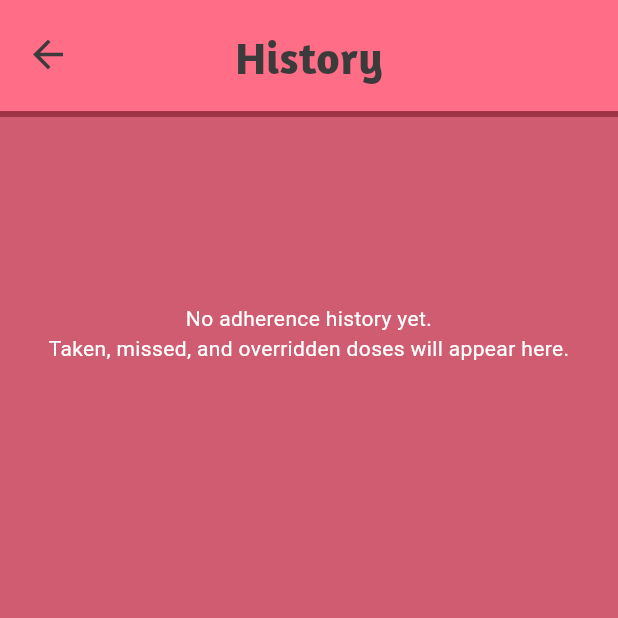
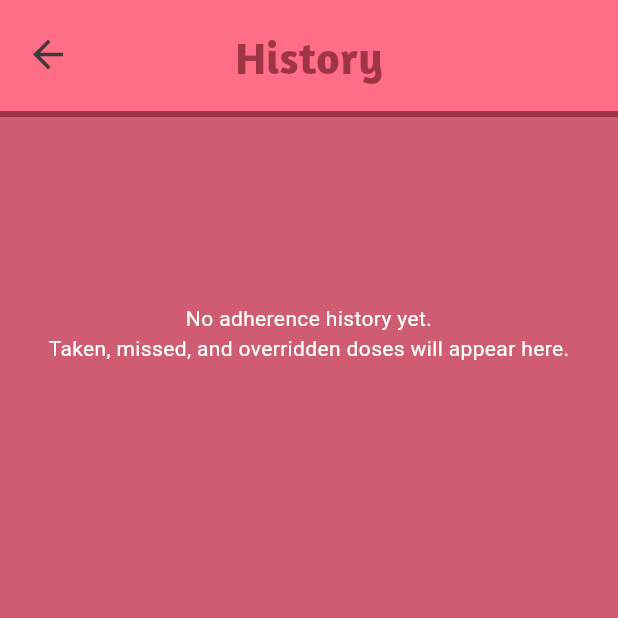
Before and after one commit to yadava17/pillchecker, a Flutter app: the HistoryScreen screen opened directly with empty values, on a phone screen of 412 x 824 dp, the top half of it. Run offline on Flutter 3.47's test engine with Material 3 defaults, Android fonts, the phone set to English and light mode, and no system bars; our stand-ins replace flutter_local_notifications, flutter_timezone, rive, shared_preferences, sqflite, timezone; accounts and stored records are empty; statements that could not run were skipped.

Commit message:
Update delete button and history title styling

```diff
--- a/lib/screens/history/history_screen.dart
+++ b/lib/screens/history/history_screen.dart
@@ -86,7 +86,7 @@ class _HistoryScreenState extends State<HistoryScreen> {
                 child: Text(
                   'History',
                   style: TextStyle(
-                    color: Color.fromARGB(255, 60, 59, 59),
+                    color: _divider,
                     fontSize: 30,
                     fontFamily: 'Amaranth',
                     fontWeight: FontWeight.w700,
```
Also changed, not shown: lib/widgets/pill_info_panel.dart (+8 -7 lines).
